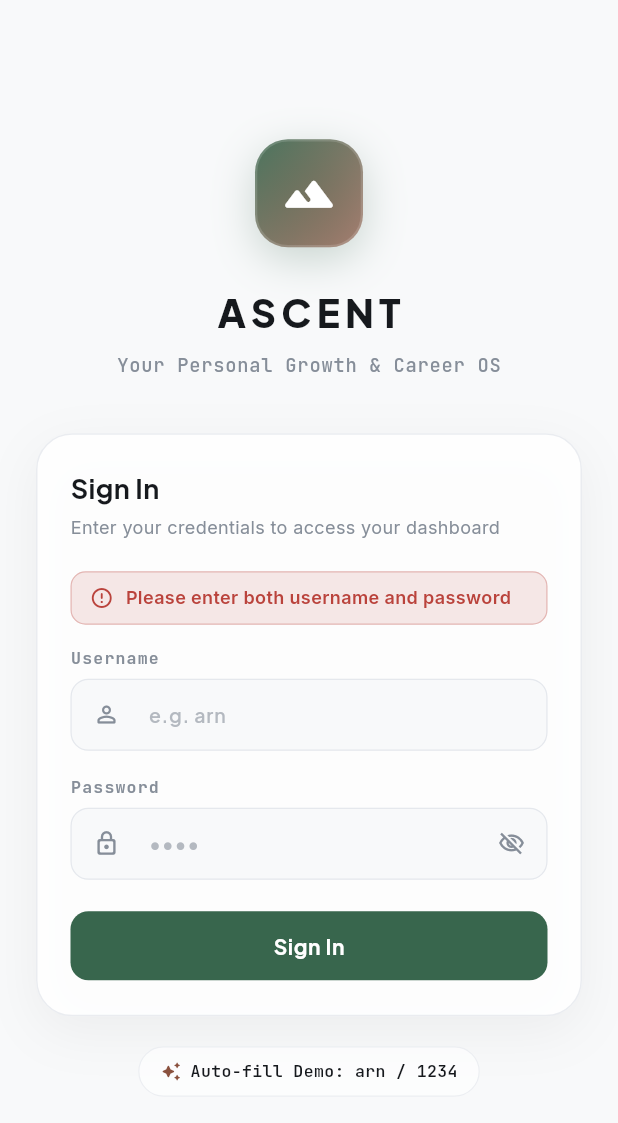
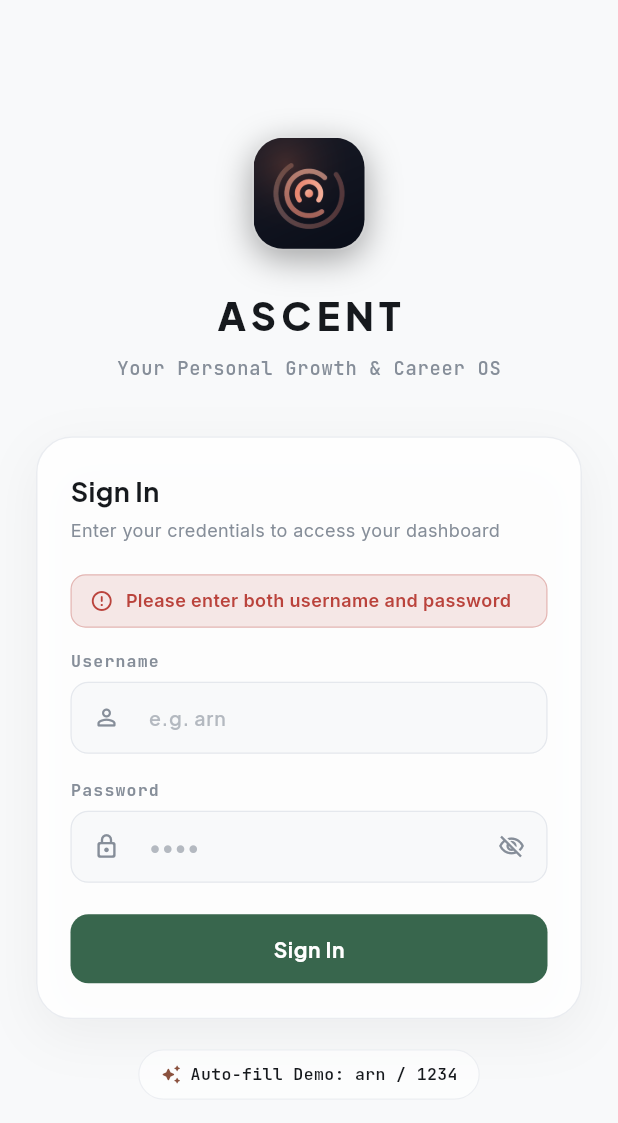
Before and after one commit to Arun-Singh-315/Ascent-Beta, a Flutter app: the screen it shows after launch, after a tap on "Sign In", on a phone screen of 412 x 824 dp. Shown: the top 1123 px of the screen. Run offline on Flutter 3.47's test engine with Material 3 defaults, Android fonts, the phone set to English and light mode, and no system bars; our stand-ins replace audioplayers, drift, drift_flutter, file_picker, fl_chart, flutter_local_notifications and 12 more; missing offline and left inert: flutter_pdfview; accounts and stored records are empty; generated files the repository leaves out were written again.

Commit message:
feat: upgrade app logo system-wide, add vector logo, and bump version to 1.0.2+3

```diff
--- a/lib/features/auth/login_screen.dart
+++ b/lib/features/auth/login_screen.dart
@@ -8,6 +8,7 @@ import '../../app/theme/color_tokens.dart';
 import '../../core/auth/auth_provider.dart';
 import '../../core/providers/settings_provider.dart';
 import '../../core/providers/database_provider.dart';
+import '../../shared/widgets/ascent_logo.dart';
 
 class LoginScreen extends ConsumerStatefulWidget {
   const LoginScreen({super.key});
@@ -118,41 +119,9 @@ class _LoginScreenState extends ConsumerState<LoginScreen> {
                 mainAxisAlignment: MainAxisAlignment.center,
                 crossAxisAlignment: CrossAxisAlignment.stretch,
                 children: [
-                  // App Emblem & Monogram
-                  Center(
-                    child: Container(
-                      width: 72,
-                      height: 72,
-                      decoration: BoxDecoration(
-                        gradient: LinearGradient(
-                          colors: [
-                            context.accentPrimary.withValues(alpha: 0.9),
-                            context.accentSecondary.withValues(alpha: 0.7),
-                          ],
-                          begin: Alignment.topLeft,
-                          end: Alignment.bottomRight,
-                        ),
-                        borderRadius: BorderRadius.circular(22),
-                        border: Border.all(
-                          color: Colors.white.withValues(alpha: 0.15),
-                          width: 1.5,
-                        ),
-                        boxShadow: [
-                          BoxShadow(
-                            color: context.accentPrimary.withValues(alpha: 0.25),
-                            blurRadius: 24,
-                            offset: const Offset(0, 8),
-                          ),
-                        ],
-                      ),
-                      child: const Center(
-                        child: Icon(
-                          Icons.terrain_rounded,
-                          size: 38,
-                          color: Colors.white,
-                        ),
-                      ),
-                    ),
+                  // Official Ascent Logo
+                  const Center(
+                    child: AscentLogo(size: 76),
                   ),
                   const SizedBox(height: 24),
 
--- a/lib/features/settings/settings_screen.dart
+++ b/lib/features/settings/settings_screen.dart
@@ -16,6 +16,7 @@ import '../../core/auth/auth_provider.dart';
 import '../../shared/widgets/ascent_button.dart';
 import '../../shared/widgets/ascent_card.dart';
 import '../../shared/widgets/ascent_scaffold.dart';
+import '../../shared/widgets/ascent_logo.dart';
 
 class SettingsScreen extends ConsumerStatefulWidget {
   const SettingsScreen({super.key});
@@ -1442,21 +1443,13 @@ class _SettingsScreenState extends ConsumerState<SettingsScreen> {
                     padding: const EdgeInsets.symmetric(vertical: 8),
                     child: Row(
                       children: [
-                        Container(
-                          width: 36,
-                          height: 36,
-                          decoration: BoxDecoration(
-                            color: g.claySoft,
-                            borderRadius: BorderRadius.circular(10),
-                          ),
-                          child: Icon(Icons.north_east_rounded, color: g.clay, size: 20),
-                        ),
+                        const AscentLogo(size: 38, borderRadius: 10),
                         const SizedBox(width: 12),
                         Column(
                           crossAxisAlignment: CrossAxisAlignment.start,
                           children: [
                             Text(
-                              'Ascent Beta · v1.0.1',
+                              'Ascent Beta · v1.0.2',
                               style: AscentTextStyles.labelLarge.copyWith(
                                 color: g.ink,
                                 fontWeight: FontWeight.bold,
--- a/lib/features/splash/splash_screen.dart
+++ b/lib/features/splash/splash_screen.dart
@@ -7,6 +7,7 @@ import '../../app/theme/text_styles.dart';
 import '../../core/auth/auth_provider.dart';
 import '../../core/providers/settings_provider.dart';
 import '../../core/providers/database_provider.dart';
+import '../../shared/widgets/ascent_logo.dart';
 
 class SplashScreen extends ConsumerStatefulWidget {
   const SplashScreen({super.key});
@@ -20,7 +21,7 @@ class _SplashScreenState extends ConsumerState<SplashScreen>
   late final AnimationController _animController;
   late final Animation<double> _scaleAnimation;
   late final Animation<double> _fadeAnimation;
-  String _versionString = 'v1.0';
+  String _versionString = 'v1.0.2';
 
   @override
   void initState() {
@@ -114,7 +115,6 @@ class _SplashScreenState extends ConsumerState<SplashScreen>
   Widget build(BuildContext context) {
     final textPrimary = context.textPrimary;
     final textMuted = context.textMuted;
-    final accentPrimary = context.accentPrimary;
     final divider = context.divider;
 
     return Scaffold(
@@ -134,32 +134,8 @@ class _SplashScreenState extends ConsumerState<SplashScreen>
           child: Column(
             mainAxisSize: MainAxisSize.min,
             children: [
-              // Geometric Minimalist Logo Mark
-              Container(
-                width: 80,
-                height: 80,
-                decoration: BoxDecoration(
-                  color: context.bgSurface,
-                  borderRadius: BorderRadius.circular(22),
-                  border: Border.all(color: divider, width: 0.9),
-                  boxShadow: [
-                    BoxShadow(
-                      color: context.isDark
-                          ? Colors.black.withValues(alpha: 0.4)
-                          : accentPrimary.withValues(alpha: 0.08),
-                      blurRadius: 20,
-                      offset: const Offset(0, 8),
-                    ),
-                  ],
-                ),
-                child: Center(
-                  child: Icon(
-                    Icons.north_east_rounded,
-                    size: 42,
-                    color: accentPrimary,
-                  ),
-                ),
-              ),
+              // Official Ascent Logo Mark
+              const AscentLogo(size: 84),
               const SizedBox(height: 24),
 
               // Title
--- /dev/null
+++ b/lib/shared/widgets/ascent_logo.dart
@@ -0,0 +1,56 @@
+import 'package:flutter/material.dart';
+
+/// The official Ascent logo widget.
+/// Renders the signature geometric concentric radar/focus logo
+/// on a deep dark squircle container with subtle border and lighting.
+class AscentLogo extends StatelessWidget {
+  final double size;
+  final double? borderRadius;
+  final bool showBorder;
+  final bool showShadow;
+
+  const AscentLogo({
+    super.key,
+    this.size = 72,
+    this.borderRadius,
+    this.showBorder = true,
+    this.showShadow = true,
+  });
+
+  @override
+  Widget build(BuildContext context) {
+    final radius = borderRadius ?? (size * 0.26);
+
+    return Container(
+      width: size,
+      height: size,
+      decoration: BoxDecoration(
+        borderRadius: BorderRadius.circular(radius),
+        border: showBorder
+            ? Border.all(
+                color: Colors.white.withValues(alpha: 0.12),
+                width: 1.0,
+              )
+            : null,
+        boxShadow: showShadow
+            ? [
+                BoxShadow(
+                  color: Colors.black.withValues(alpha: 0.35),
+                  blurRadius: size * 0.25,
+                  offset: Offset(0, size * 0.08),
+                ),
+              ]
+            : null,
+      ),
+      child: ClipRRect(
+        borderRadius: BorderRadius.circular(radius),
+        child: Image.asset(
+          'assets/images/logo.png',
+          width: size,
+          height: size,
+          fit: BoxFit.cover,
+        ),
+      ),
+    );
+  }
+}
--- a/pubspec.yaml
+++ b/pubspec.yaml
@@ -2,7 +2,7 @@ name: ascent
 description: "Ascent - Job Prep Companion App. Your personal job-search operating system."
 publish_to: 'none'
 
-version: 1.0.1+2
+version: 1.0.2+3
 
 environment:
   sdk: '>=3.9.0 <4.0.0'
@@ -75,7 +75,7 @@ flutter_launcher_icons:
   android: true
   ios: true
   image_path: "assets/icon/app_icon.png"
-  adaptive_icon_background: "#FFFFFF"
+  adaptive_icon_background: "#0D1321"
   adaptive_icon_foreground: "assets/icon/app_icon_foreground.png"
   remove_alpha_ios: true
   min_sdk_android: 21
```
Also changed, not shown: assets/icon/app_icon.png, assets/icon/app_icon_foreground.png, assets/images/logo.png (added), assets/images/logo.svg (added), 34 other files.
